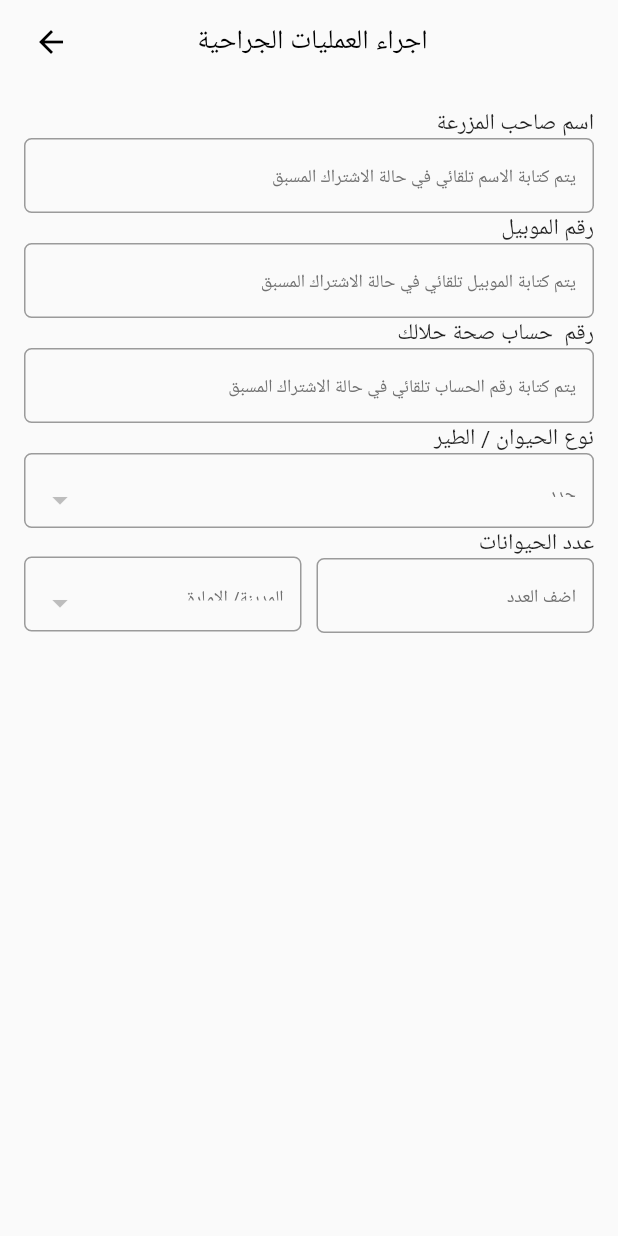
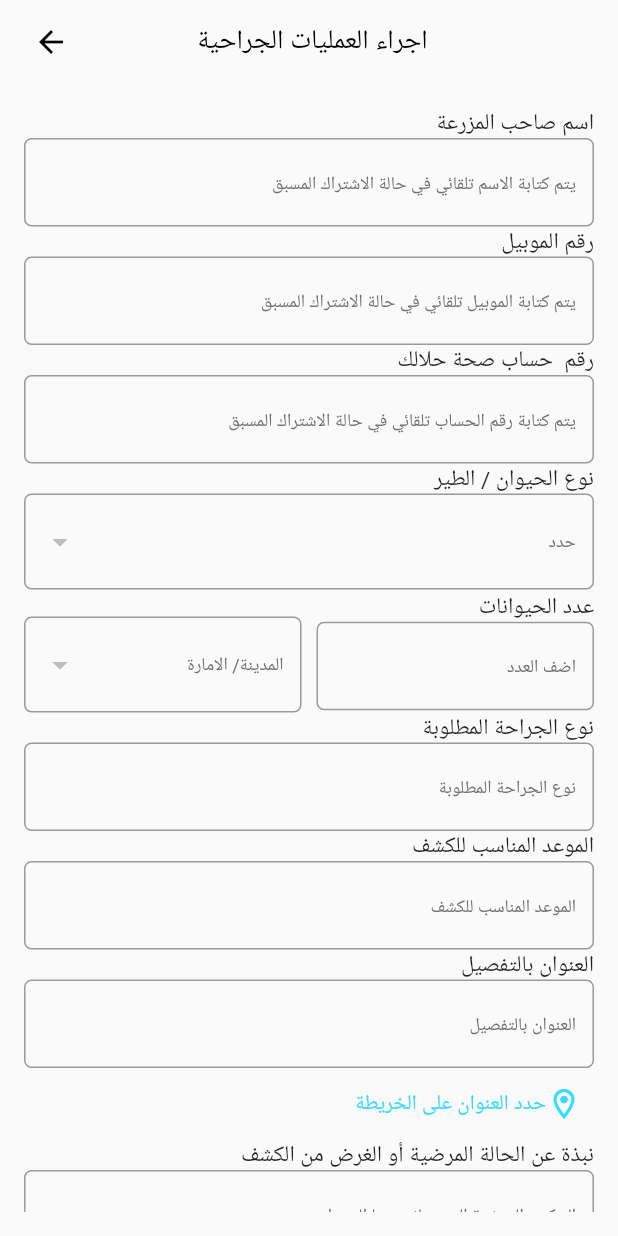
Before and after one commit to active4web/sehathallak, a Flutter app: the screen it shows after launch, on a phone screen of 412 x 824 dp. Run offline on Flutter 3.47's test engine with Material 2 defaults, Android fonts, the phone set to English and light mode, and no system bars; our stand-ins replace bloc, country_code_picker, flutter_bloc, smooth_page_indicator.

Commit message:
finish surgery screen

```diff
--- a/lib/modules/forms/performing_surgeries_screen.dart
+++ b/lib/modules/forms/performing_surgeries_screen.dart
@@ -21,6 +21,7 @@ class PerformSurgery extends StatelessWidget {
       appBar: customAppBar(title: "اجراء العمليات الجراحية "),
       body: Padding(
         padding: const EdgeInsets.all(16),
+        child: SingleChildScrollView(
           child: Column(
             children: [
               textFieldWithTitle(
@@ -33,7 +34,8 @@ class PerformSurgery extends StatelessWidget {
                   controller: phoneNumber),
               textFieldWithTitle(
                   title: "رقم  حساب صحة حلالك",
-                hintText: "يتم كتابة رقم الحساب تلقائي في حالة الاشتراك المسبق",
+                  hintText:
+                      "يتم كتابة رقم الحساب تلقائي في حالة الاشتراك المسبق",
                   controller: accountNumber),
               dropDownMenuWithTitle(
                   hintText: "حدد",
@@ -61,8 +63,51 @@ class PerformSurgery extends StatelessWidget {
                         onChanged: (value) {}),
                   ),
                 ],
+              ),
+              textFieldWithTitle(
+                  title: "نوع الجراحة المطلوبة",
+                  hintText: "نوع الجراحة المطلوبة",
+                  controller: surgeryType),
+              textFieldWithTitle(
+                  title: "الموعد المناسب للكشف",
+                  hintText: "الموعد المناسب للكشف",
+                  controller: surgeryTime),
+              textFieldWithTitle(
+                  title: "العنوان بالتفصيل",
+                  hintText: "العنوان بالتفصيل",
+                  controller: description),
+              TextButton(
+                onPressed: () {},
+                child: Row(
+                  children: [
+                    Icon(
+                      Icons.location_on_outlined,
+                      color: kAppSecondColor,
+                    ),
+                    Text(
+                      "حدد العنوان على الخريطة",
+                      style: TextStyle(color: kAppSecondColor),
                     )
                   ],
+                ),
+              ),
+              textFieldWithTitle(
+                  title: "نبذة عن الحالة المرضية أو الغرض من الكشف",
+                  hintText: "الشكوي المرضية التي يعاني منها الحيوان",
+                  maxLines: 5,
+                  controller: examinationPurpose),
+              textFieldWithTitle(
+                  title: "ملاحظات أخري",
+                  hintText: "الشكوي المرضية التي يعاني منها الحيوان",
+                  maxLines: 5,
+                  controller: otherNotes),
+              Padding(
+                padding:
+                    const EdgeInsets.symmetric(horizontal: 20, vertical: 30),
+                child: customButton(text: "ارسال الطلب", onPressed: () {}),
+              ),
+            ],
+          ),
         ),
       ),
     );
@@ -106,14 +151,11 @@ class PerformSurgery extends StatelessWidget {
               fontSize: 15,
             ),
           ),
-          Container(
-            height: 50,
-            child: CustomDropDownMenu(
+          CustomDropDownMenu(
             hintText: hintText,
             value: value,
             items: items,
             onChange: onChanged,
-            ),
           ),
         ],
       );
@@ -128,7 +170,6 @@ class CustomTextField extends StatelessWidget {
   @override
   Widget build(BuildContext context) {
     return Container(
-      height: 50,
       child: TextField(
         controller: controller,
         maxLines: maxLines,
@@ -160,11 +201,11 @@ class CustomDropDownMenu extends StatelessWidget {
       ),
       child: DropdownButtonHideUnderline(
         child: Container(
-          height: 50,
           child: DropdownButton(
-              itemHeight: 50,
               value: value,
               isDense: true,
+              itemHeight: null,
+              isExpanded: true,
               hint: Text(
                 hintText,
                 style: TextStyle(fontSize: 12, color: kScaffoldColor),
```
Lines whose indentation alone changed are shown as unchanged.
